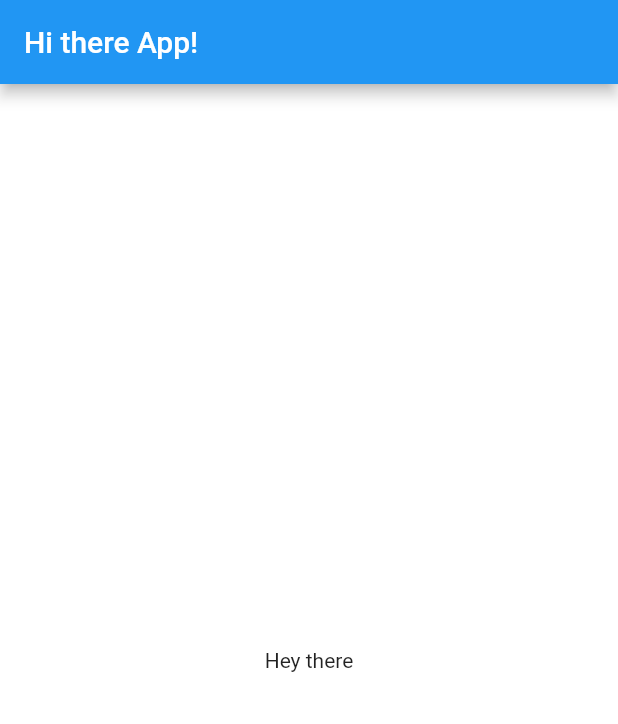
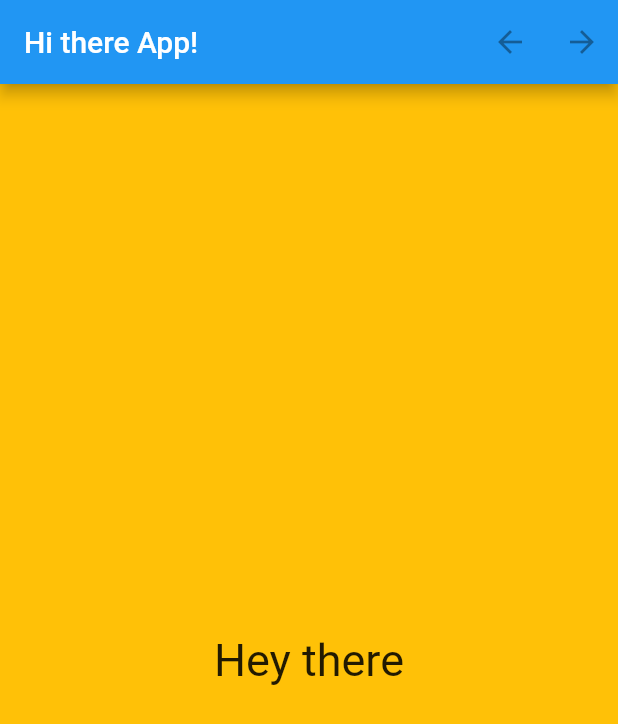
Before and after one commit to kalendula/HiThereApp, a Flutter app: the screen it shows after launch, on a phone screen of 412 x 824 dp. Shown: the top 724 px of the screen. Run offline on Flutter 3.47's test engine with Material 2 defaults, Android fonts, the phone set to English and light mode, and no system bars.

Commit message:
add history

```diff
--- /dev/null
+++ b/lib/helpers/history.dart
@@ -0,0 +1,38 @@
+import 'package:flutter/material.dart';
+
+class History {
+  List<Color> _history = new List<Color>();
+  int _currentNumber = 0;
+
+  History(Color firstColor) {
+    _history.add(firstColor);
+  }
+
+  void addColor(Color color) {
+    _history.add(color);
+    _currentNumber = _history.length - 1;
+  }
+
+  Color getCurrentColor() {
+    if (_currentNumber >= 0 && _currentNumber < _history.length)
+      return _history[_currentNumber];
+    else
+      return Colors.black;
+  }
+
+  void goBack() {
+    if (canGoBack()) _currentNumber -= 1;
+  }
+
+  bool canGoBack() {
+    return _currentNumber > 0;
+  }
+
+  void goForward() {
+    if (canGoForward()) _currentNumber += 1;
+  }
+
+  bool canGoForward() {
+    return _currentNumber + 1 < _history.length;
+  }
+}
--- a/lib/screens/home_page.dart
+++ b/lib/screens/home_page.dart
@@ -1,4 +1,5 @@
 import 'package:flutter/material.dart';
+import 'package:hithereapp/helpers/history.dart';
 import 'package:hithereapp/utils/color_generator.dart';
 
 class HomePage extends StatefulWidget {
@@ -9,26 +10,46 @@ class HomePage extends StatefulWidget {
 }
 
 class _HomePageState extends State<HomePage> {
-  Color backgroundColor = Colors.white;
+  History history = new History(Colors.amber);
 
   @override
   Widget build(BuildContext context) {
     return Scaffold(
       appBar: AppBar(
         title: Text('Hi there App!'),
+        actions: <Widget>[
+          IconButton(
+            icon: Icon(Icons.arrow_back),
+            onPressed: history.canGoBack()
+                ? () {
+                    history.goBack();
+                    setState(() {});
+                  }
+                : null,
+          ),
+          IconButton(
+            icon: Icon(Icons.arrow_forward),
+            onPressed: history.canGoForward()
+                ? () {
+                    history.goForward();
+                    setState(() {});
+                  }
+                : null,
+          ),
+        ],
       ),
       body: GestureDetector(
         child: Container(
-          color: backgroundColor,
+          color: history.getCurrentColor(),
           alignment: Alignment.center,
           child: Text(
             'Hey there',
+            style: TextStyle(fontSize: 30),
           ),
         ),
         onTap: () {
-          setState(() {
-            backgroundColor = generateRandomColor();
-          });
+          history.addColor(generateRandomColor());
+          setState(() {});
         },
       ),
     );
```
